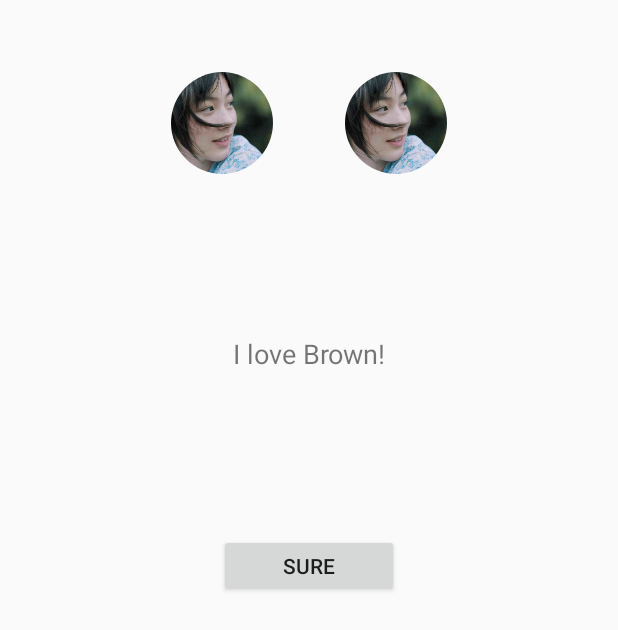
After one commit to ssthouse/XinYing, an Android app: the ChooseGenderAty screen opened directly, with no data from a screen before it, on a phone screen of 412 x 824 dp. The commit adds this screen. Shown: the top 630 px of the screen. Run offline under Robolectric (Android 15) with nearby library versions, the phone set to English and light mode, and no system bars; our stand-ins replace ButterKnife, CircleImageView; libraries missing offline, so code that uses them is left out: net.frakbot.jumpingbeans; 1 statement that could not run was skipped.

Commit message:
add: Prefer.java added

```diff
--- a/app/build.gradle
+++ b/app/build.gradle
@@ -42,4 +42,6 @@ dependencies {
     compile 'de.hdodenhof:circleimageview:2.0.0'
     //emoji support
     compile 'com.vdurmont:emoji-java:3.1.3'
+    //jump beans
+    compile 'net.frakbot:jumpingbeans:1.3.0'
 }
--- a/app/src/main/AndroidManifest.xml
+++ b/app/src/main/AndroidManifest.xml
@@ -25,6 +25,11 @@
             android:screenOrientation="portrait">
         </activity>
 
+        <!--chooseGender-->
+        <activity
+            android:name=".main.ChooseGenderAty"
+            android:screenOrientation="portrait" />
+
         <activity android:name=".main.ImageViewActivity"
             android:screenOrientation="portrait"/>
     </application>
--- a/app/src/main/java/ssthouse/love/xinying/main/App.java
+++ b/app/src/main/java/ssthouse/love/xinying/main/App.java
@@ -2,6 +2,7 @@ package ssthouse.love.xinying.main;
 
 import android.app.Application;
 
+import ssthouse.love.xinying.utils.PreferUtil;
 import timber.log.Timber;
 
 /**
@@ -14,5 +15,6 @@ public class App extends Application {
     public void onCreate() {
         super.onCreate();
         Timber.plant(new Timber.DebugTree());
+        PreferUtil.initInstance(this);
     }
 }
--- /dev/null
+++ b/app/src/main/java/ssthouse/love/xinying/main/ChooseGenderAty.java
@@ -0,0 +1,41 @@
+package ssthouse.love.xinying.main;
+
+import android.widget.Button;
+import android.widget.ImageView;
+import android.widget.TextView;
+
+import net.frakbot.jumpingbeans.JumpingBeans;
+
+import butterknife.Bind;
+import ssthouse.love.xinying.R;
+import ssthouse.love.xinying.base.BaseActivity;
+
+/**
+ * Created by ssthouse on 16/9/2.
+ */
+public class ChooseGenderAty extends BaseActivity{
+
+    @Bind(R.id.id_iv_avatar_cony)
+    public ImageView ivCoyny;
+
+    @Bind(R.id.id_iv_avatar_brown)
+    public ImageView ivBrown;
+
+    @Bind(R.id.id_tv_who_i_love)
+    TextView tvWhoILove;
+
+    @Bind(R.id.id_btn_sure)
+    public Button btnSure;
+
+    @Override
+    public void init() {
+        JumpingBeans.with(btnSure)
+                .appendJumpingDots()
+                .build();
+    }
+
+    @Override
+    public int getContentView() {
+        return R.layout.activity_choose_gender;
+    }
+}
--- /dev/null
+++ b/app/src/main/res/layout/activity_choose_gender.xml
@@ -0,0 +1,49 @@
+<?xml version="1.0" encoding="utf-8"?>
+<LinearLayout xmlns:android="http://schemas.android.com/apk/res/android"
+    android:layout_width="match_parent"
+    android:layout_height="match_parent"
+    android:orientation="vertical">
+
+
+    <LinearLayout
+        android:layout_marginTop="48dp"
+        android:gravity="center"
+        android:layout_width="match_parent"
+        android:orientation="horizontal"
+        android:layout_height="wrap_content">
+
+        <de.hdodenhof.circleimageview.CircleImageView
+            android:id="@+id/id_iv_avatar_cony"
+            android:layout_width="@dimen/choose_gender_avatar_width"
+            android:layout_height="@dimen/choose_gender_avatar_width"
+            android:src="@drawable/logo"/>
+
+        <Space
+            android:layout_width="48dp"
+            android:layout_height="match_parent" />
+
+        <de.hdodenhof.circleimageview.CircleImageView
+            android:id="@+id/id_iv_avatar_brown"
+            android:layout_width="@dimen/choose_gender_avatar_width"
+            android:layout_height="@dimen/choose_gender_avatar_width"
+            android:src="@drawable/logo"/>
+
+    </LinearLayout>
+
+    <TextView
+        android:id="@+id/id_tv_who_i_love"
+        android:textSize="18sp"
+        android:layout_marginTop="80dp"
+        android:layout_width="match_parent"
+        android:layout_height="80dp"
+        android:gravity="center"
+        android:text="@string/str_i_love_brown"/>
+
+    <Button
+        android:id="@+id/id_btn_sure"
+        android:layout_marginTop="80dp"
+        android:layout_gravity="center"
+        android:layout_width="120dp"
+        android:layout_height="42dp"
+        android:text="Sure"/>
+</LinearLayout>
--- a/app/src/main/res/values/dimens.xml
+++ b/app/src/main/res/values/dimens.xml
@@ -2,4 +2,5 @@
     <!-- Default screen margins, per the Android Design guidelines. -->
     <dimen name="activity_horizontal_margin">16dp</dimen>
     <dimen name="activity_vertical_margin">16dp</dimen>
+    <dimen name="choose_gender_avatar_width">68dp</dimen>
 </resources>
--- a/app/src/main/res/values/strings.xml
+++ b/app/src/main/res/values/strings.xml
@@ -2,4 +2,6 @@
     <string name="app_name">XinYing</string>
     <string name="str_drawer_open">打开</string>
     <string name="str_drawer_close">关上</string>
+    <string name="str_i_love_brown">I love Brown!</string>
+    <string name="str_i_love_cony">I love Cony!</string>
 </resources>
```
Also changed, not shown: app/src/main/java/ssthouse/love/xinying/utils/PreferUtil.java (added, +74 -0 lines).
